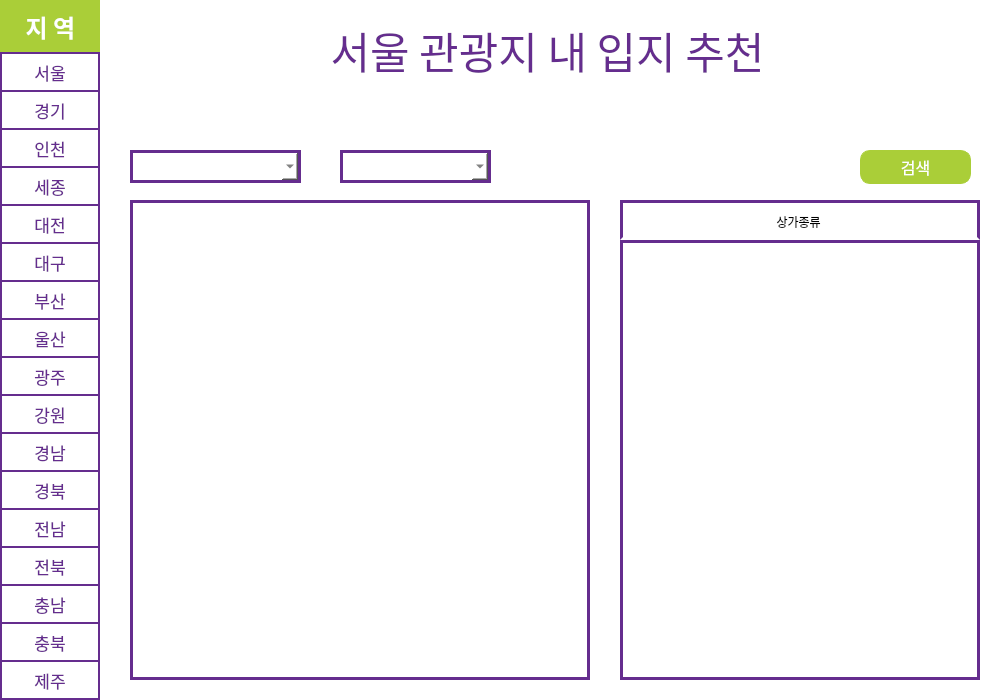
First picture: the form in ui/ui_file/CU_main.ui, repository HYEHEY/commercial_area_analysis, before the edit.
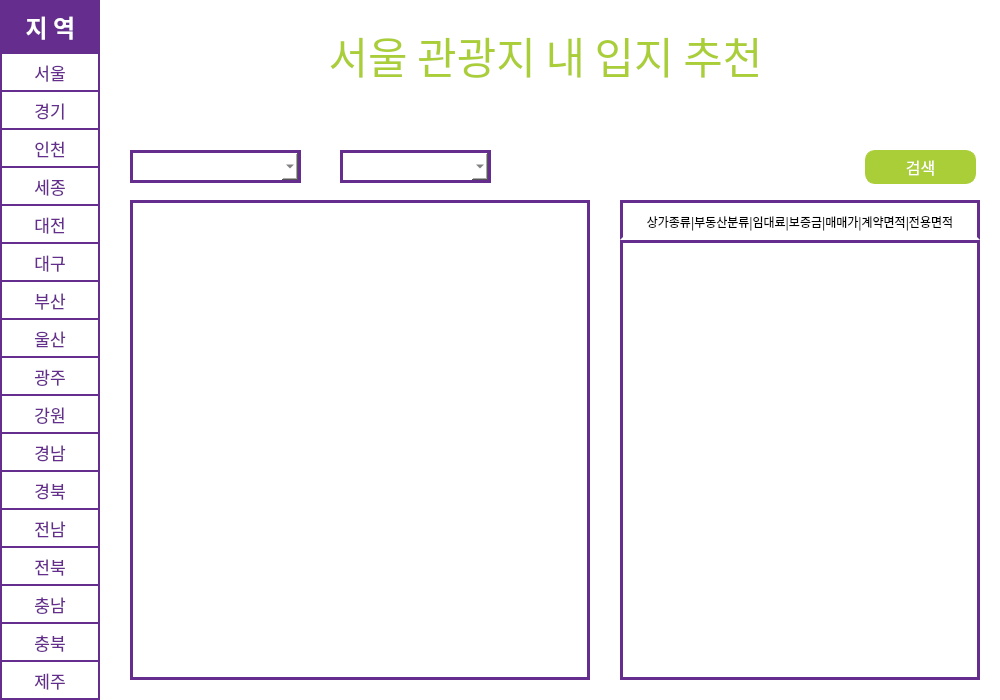
Second picture: the form after the edit. Icons and pictures are not drawn.

What changed in the file:
```diff
--- a/ui/ui_file/CU_main.ui
+++ b/ui/ui_file/CU_main.ui
@@ -557,8 +557,8 @@
      </property>
      <property name="styleSheet">
       <string notr="true">color: rgb(255, 255, 255);
-background-color: rgb(170, 206, 56);
-border-color: rgb(170, 206, 56);
+background-color: rgb(101, 45, 142);
+border-color: rgb(101, 45, 142);
 border-style: solid;
 border-width: 2px;
 </string>
@@ -574,8 +574,8 @@
    <widget class="QLabel" name="title_lbl">
     <property name="geometry">
      <rect>
-      <x>277</x>
-      <y>15</y>
+      <x>275</x>
+      <y>20</y>
       <width>541</width>
       <height>71</height>
      </rect>
@@ -587,7 +587,7 @@
      </font>
     </property>
     <property name="styleSheet">
-     <string notr="true">color: rgb(101, 45, 142);</string>
+     <string notr="true">color: rgb(170, 206, 56);</string>
     </property>
     <property name="text">
      <string>서울 관광지 내 입지 추천</string>
@@ -754,7 +754,7 @@
    <widget class="QPushButton" name="search_btn">
     <property name="geometry">
      <rect>
-      <x>860</x>
+      <x>865</x>
       <y>150</y>
       <width>111</width>
       <height>34</height>
@@ -813,6 +813,9 @@
      <property name="font">
       <font>
        <family>G마켓 산스 TTF Medium</family>
+       <pointsize>9</pointsize>
+       <weight>50</weight>
+       <bold>false</bold>
       </font>
      </property>
      <property name="styleSheet">
@@ -820,7 +823,7 @@
 border-color: rgb(255, 255, 255);</string>
      </property>
      <property name="text">
-      <string>상가종류 </string>
+      <string>상가종류|부동산분류|임대료|보증금|매매가|계약면적|전용면적</string>
      </property>
      <property name="alignment">
       <set>Qt::AlignCenter</set>
```
Left out of the diff: 35 changed lines with no effect on the pictures.
